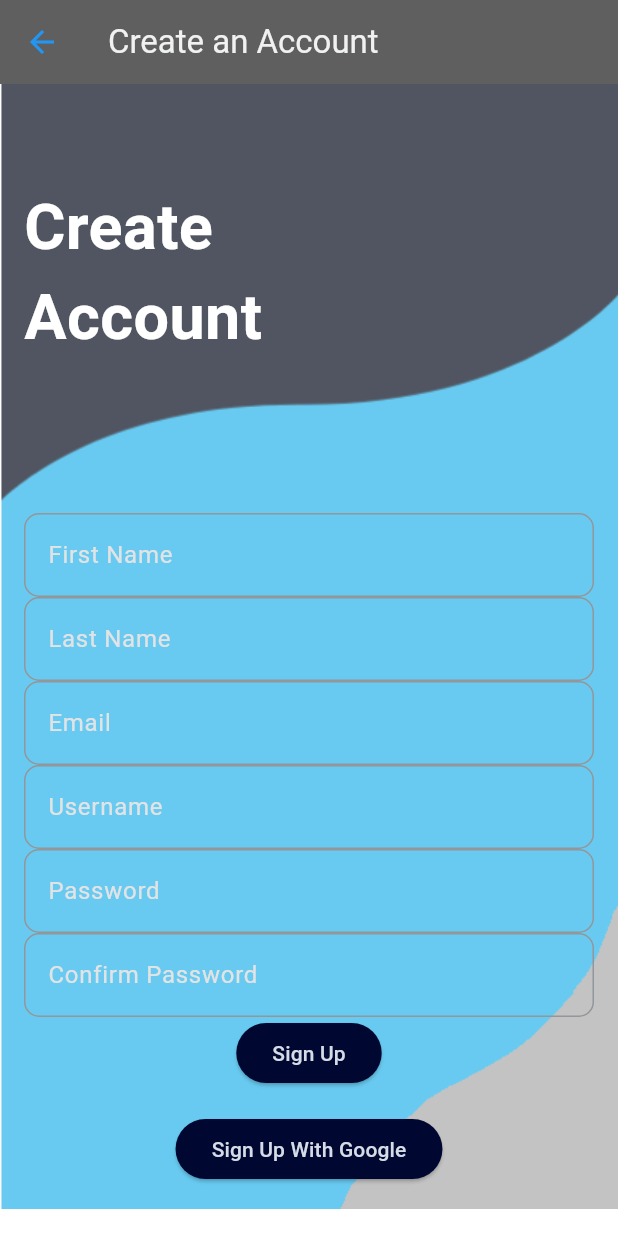
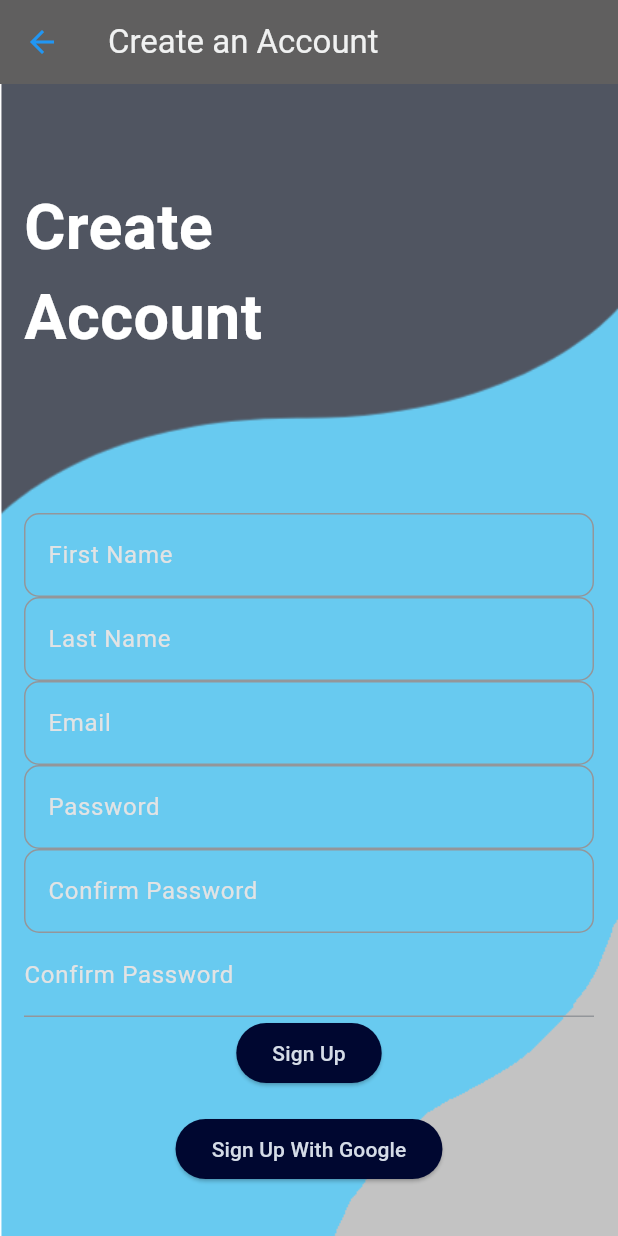
Before and after one commit to aprancl/Blend, a Flutter app: the RegisterPage screen opened directly, on a phone screen of 412 x 824 dp. Run offline on Flutter 3.47's test engine with Material 3 defaults, Android fonts, the phone set to English and light mode, and no system bars; our stand-ins replace cloud_firestore, curved_navigation_bar, firebase_auth, firebase_core, flex_color_scheme, google_sign_in and 3 more; missing offline and left inert: dart:ffi, flutter_facebook_auth, insta_assets_picker; accounts and stored records are empty; network calls fail; project files that could hold a hidden picture were left out.

Commit message:
Revert "Merging... a lot... of everyting"
This reverts commit cbbd48d63bfa4f962f923fe6510b31b95a7fc77f.

```diff
--- a/blend/lib/global_provider.dart
+++ b/blend/lib/global_provider.dart
@@ -129,7 +129,7 @@ class GlobalProvider with ChangeNotifier {
 
   Future<BlendUser> getBlendUser() async {
     print("getAuthUserDoc");
-    if (FirebaseAuth.instance.currentUser != null && FirebaseAuth.instance.currentUser!.emailVerified) {
+    if (FirebaseAuth.instance.currentUser != null) {
       final ref = db.collection("users").doc(authUser!.uid).withConverter(
             fromFirestore: BlendUser.fromFirestore,
             toFirestore: (BlendUser blendUser, _) => blendUser.toFirestore(),
--- a/blend/lib/pages/auth/login.dart
+++ b/blend/lib/pages/auth/login.dart
@@ -85,7 +85,6 @@ class _LoginPageState extends State<LoginPage> {
     }
 
     return Scaffold(
-      resizeToAvoidBottomInset: false,
       backgroundColor: Colors.transparent,
       appBar: AppBar(
         backgroundColor: Colors.transparent,
--- a/blend/lib/pages/auth/register.dart
+++ b/blend/lib/pages/auth/register.dart
@@ -200,15 +200,13 @@ class _RegisterPageState extends State<RegisterPage> {
   Widget build(BuildContext context) {
     final provider = Provider.of<GlobalProvider>(context);
     return Scaffold(
-      resizeToAvoidBottomInset: false,
       backgroundColor: Colors.transparent,
       appBar: AppBar(
         backgroundColor: Color.fromARGB(255, 96, 95, 95),
         iconTheme: IconThemeData(color: Colors.blue),
         title: Text('Create an Account'),
       ),
-      body: SingleChildScrollView(
-        child: Container(
+      body: Container(
         decoration: BoxDecoration(
           image: DecorationImage(
             image: AssetImage(
@@ -277,16 +275,6 @@ class _RegisterPageState extends State<RegisterPage> {
                 controller: emailController,
               ),
               TextField(
-                  decoration: InputDecoration(
-                    border: OutlineInputBorder(
-                      borderRadius: BorderRadius.circular(10.0),
-                    ),
-                    labelText: 'Username',
-                    errorText: this.usernameErrorText,
-                  ),
-                  controller: usernameController,
-                ),
-                TextField(
                 obscureText: true,
                 decoration: InputDecoration(
                   border: OutlineInputBorder(
@@ -303,6 +291,13 @@ class _RegisterPageState extends State<RegisterPage> {
                   border: OutlineInputBorder(
                     borderRadius: BorderRadius.circular(10.0),
                   ),
+                  labelText: 'Confirm Password',
+                  errorText: this.confirmErrorText,
+                ),
+              ),
+              TextField(
+                obscureText: true,
+                decoration: InputDecoration(
                   labelText: 'Confirm Password',
                   errorText: this.confirmErrorText,
                 ),
@@ -370,7 +365,6 @@ class _RegisterPageState extends State<RegisterPage> {
           ),
         ),
       ),
-      ),
     );
   }
 }
--- a/blend/lib/pages/navPages/posting/media.dart
+++ b/blend/lib/pages/navPages/posting/media.dart
@@ -67,7 +67,7 @@ class _PostingMediaPageState extends State<PostingMediaPage> {
                       child: Text('Next'),
                       onPressed: () {
                         print('We want to go next!');
-                        provider.goToPage(6);
+                        provider.goToPage(4);
                       },
                     ),
                   ],
```
Also changed, not shown: 15 other files. Lines whose indentation alone changed are shown as unchanged.
